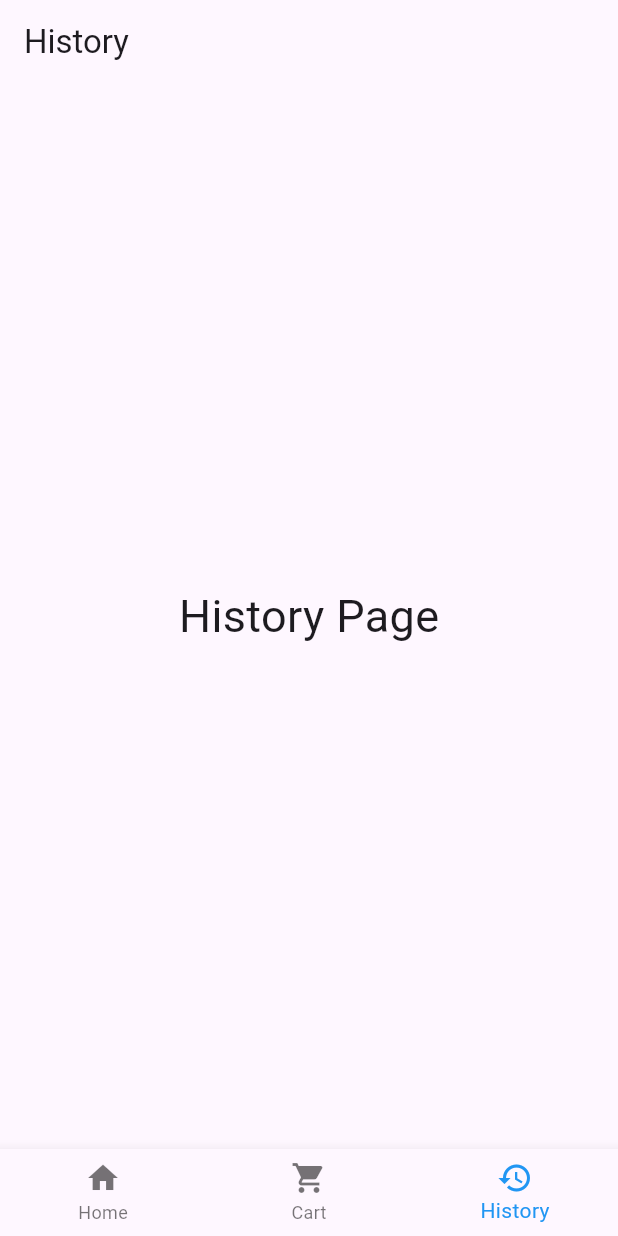
After one commit to ThemySabri/Kuis3-API-Provis, a Flutter app: the MyHomePage screen opened directly, on a phone screen of 412 x 824 dp. The commit adds this screen. Run offline on Flutter 3.47's test engine with Material 3 defaults, Android fonts, the phone set to English and light mode, and no system bars.

Commit message:
add: history order

```diff
--- /dev/null
+++ b/lib/history_order.dart
@@ -0,0 +1,83 @@
+import 'package:flutter/material.dart';
+
+void main() {
+  runApp(HistoryPage());
+}
+
+class HistoryPage extends StatelessWidget {
+  @override
+  Widget build(BuildContext context) {
+    return MaterialApp(
+      debugShowCheckedModeBanner: false,
+      home: MyHomePage(),
+    );
+  }
+}
+
+class MyHomePage extends StatefulWidget {
+  @override
+  _MyHomePageState createState() => _MyHomePageState();
+}
+
+class _MyHomePageState extends State<MyHomePage> {
+  int _selectedIndex = 2; // default to history tab
+
+  List<Widget> _widgetOptions = <Widget>[
+    // Home
+    Center(
+      child: Text(
+        'Home Page',
+        style: TextStyle(fontSize: 30),
+      ),
+    ),
+    // Cart
+    Center(
+      child: Text(
+        'Cart Page',
+        style: TextStyle(fontSize: 30),
+      ),
+    ),
+    // History
+    Center(
+      child: Text(
+        'History Page',
+        style: TextStyle(fontSize: 30),
+      ),
+    ),
+  ];
+
+  void _onItemTapped(int index) {
+    setState(() {
+      _selectedIndex = index;
+    });
+  }
+
+  @override
+  Widget build(BuildContext context) {
+    return Scaffold(
+      appBar: AppBar(
+        title: Text('History'),
+      ),
+      body: _widgetOptions.elementAt(_selectedIndex),
+      bottomNavigationBar: BottomNavigationBar(
+        items: const <BottomNavigationBarItem>[
+          BottomNavigationBarItem(
+            icon: Icon(Icons.home),
+            label: 'Home',
+          ),
+          BottomNavigationBarItem(
+            icon: Icon(Icons.shopping_cart),
+            label: 'Cart',
+          ),
+          BottomNavigationBarItem(
+            icon: Icon(Icons.history),
+            label: 'History',
+          ),
+        ],
+        currentIndex: _selectedIndex,
+        selectedItemColor: Colors.blue,
+        onTap: _onItemTapped,
+      ),
+    );
+  }
+}
```
Also changed, not shown: lib/app_home_page.dart (+15 -7 lines).
